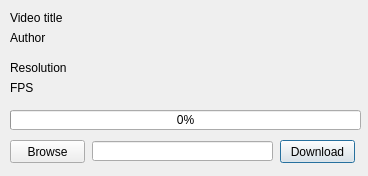
First picture: the form in video.ui, repository IAmEatingAnApple/ADV-Video-Downloader, before the edit.
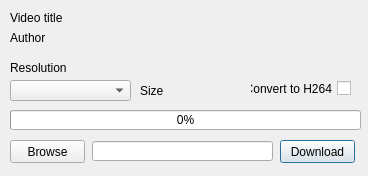
Second picture: the form after the edit.

Diff of the .ui file:
```diff
--- a/video.ui
+++ b/video.ui
@@ -110,7 +110,7 @@
     <rect>
      <x>10</x>
      <y>60</y>
-     <width>351</width>
+     <width>161</width>
      <height>16</height>
     </rect>
    </property>
@@ -118,19 +118,6 @@
     <string>Resolution</string>
    </property>
   </widget>
-  <widget class="QLabel" name="fpsLabel">
-   <property name="geometry">
-    <rect>
-     <x>10</x>
-     <y>80</y>
-     <width>351</width>
-     <height>16</height>
-    </rect>
-   </property>
-   <property name="text">
-    <string>FPS</string>
-   </property>
-  </widget>
   <widget class="QProgressBar" name="loadingBar">
    <property name="geometry">
     <rect>
@@ -150,6 +137,48 @@
     <bool>false</bool>
    </property>
   </widget>
+  <widget class="QLabel" name="sizeLabel">
+   <property name="geometry">
+    <rect>
+     <x>140</x>
+     <y>80</y>
+     <width>81</width>
+     <height>21</height>
+    </rect>
+   </property>
+   <property name="text">
+    <string>Size</string>
+   </property>
+  </widget>
+  <widget class="QComboBox" name="resolutionBox">
+   <property name="geometry">
+    <rect>
+     <x>10</x>
+     <y>80</y>
+     <width>121</width>
+     <height>21</height>
+    </rect>
+   </property>
+  </widget>
+  <widget class="QCheckBox" name="convertBox">
+   <property name="geometry">
+    <rect>
+     <x>250</x>
+     <y>80</y>
+     <width>101</width>
+     <height>17</height>
+    </rect>
+   </property>
+   <property name="layoutDirection">
+    <enum>Qt::RightToLeft</enum>
+   </property>
+   <property name="text">
+    <string>Convert to H264</string>
+   </property>
+   <property name="checked">
+    <bool>false</bool>
+   </property>
+  </widget>
  </widget>
  <resources/>
  <connections/>
```
